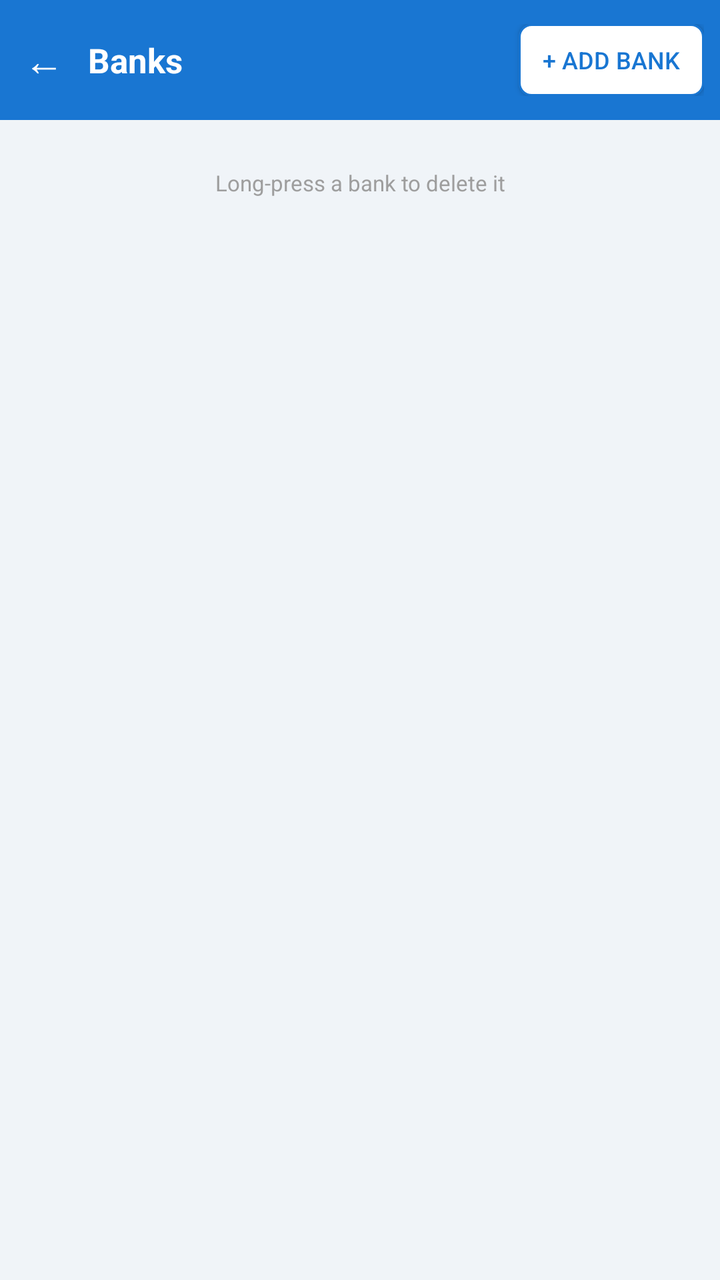
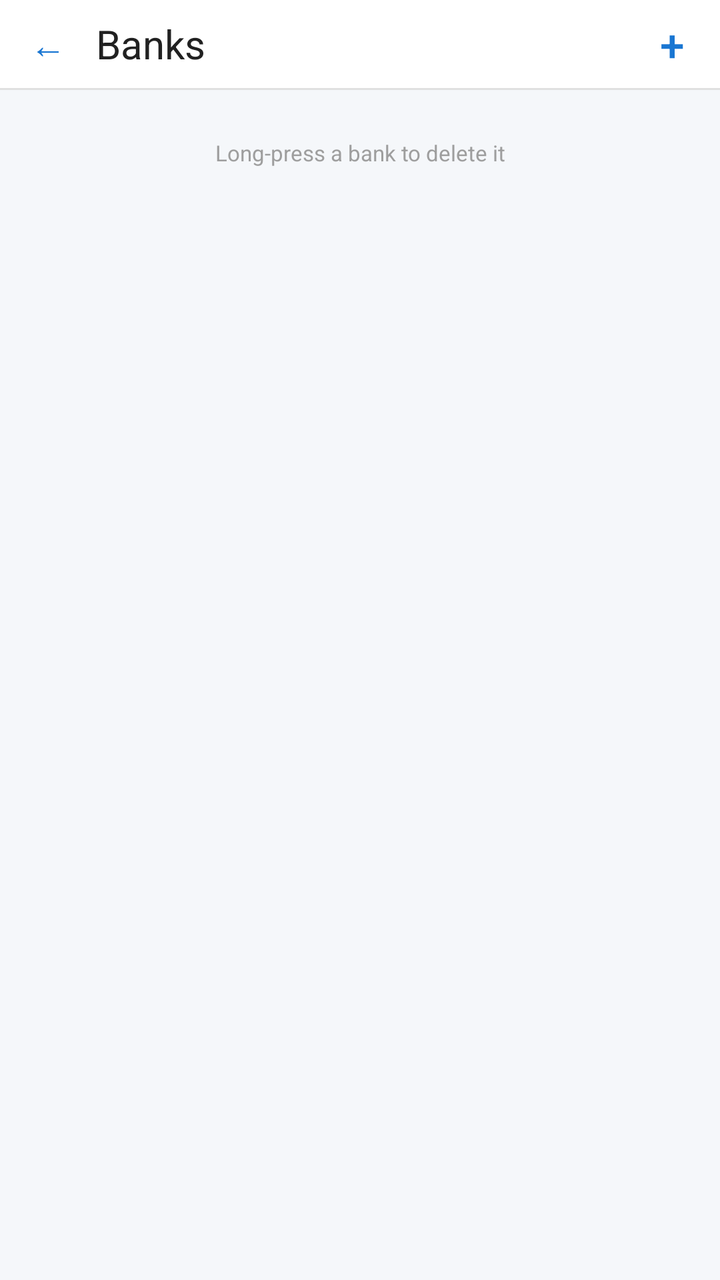

Two renders of the same Android screen: before a commit and after it. Below are the layout's source before the change and the commit's diff.
<!-- AndroidManifest.xml: activity theme android:Theme.Material.Light.NoActionBar -->
<!-- res/layout/activity_bank_list.xml -->
<?xml version="1.0" encoding="utf-8"?>
<LinearLayout xmlns:android="http://schemas.android.com/apk/res/android"
    android:layout_width="match_parent"
    android:layout_height="match_parent"
    android:orientation="vertical"
    android:background="#F0F4F8">

    <LinearLayout
        android:layout_width="match_parent"
        android:layout_height="wrap_content"
        android:orientation="horizontal"
        android:background="#1976D2"
        android:gravity="center_vertical"
        android:paddingLeft="8dp"
        android:paddingRight="8dp"
        android:paddingTop="12dp"
        android:paddingBottom="12dp">

        <TextView
            android:id="@+id/btnBack"
            android:layout_width="wrap_content"
            android:layout_height="wrap_content"
            android:text="←"
            android:textColor="#FFFFFF"
            android:textSize="20sp"
            android:paddingLeft="4dp"
            android:paddingRight="12dp" />

        <TextView
            android:layout_width="0dp"
            android:layout_height="wrap_content"
            android:layout_weight="1"
            android:text="@string/title_banks"
            android:textColor="#FFFFFF"
            android:textSize="17sp"
            android:textStyle="bold" />

        <Button
            android:id="@+id/btnAddBank"
            android:layout_width="wrap_content"
            android:layout_height="36dp"
            android:text="@string/btn_add_bank"
            android:textColor="#1976D2"
            android:textSize="12sp"
            android:background="@drawable/bg_button_secondary"
            android:paddingLeft="12dp"
            android:paddingRight="12dp" />

    </LinearLayout>

    <ScrollView
        android:layout_width="match_parent"
        android:layout_height="match_parent">

        <LinearLayout
            android:layout_width="match_parent"
            android:layout_height="wrap_content"
            android:orientation="vertical"
            android:paddingLeft="12dp"
            android:paddingRight="12dp"
            android:paddingTop="12dp"
            android:paddingBottom="32dp">

            <TextView
                android:id="@+id/tvBanksEmpty"
                android:layout_width="match_parent"
                android:layout_height="wrap_content"
                android:text="@string/banks_empty"
                android:textColor="#9E9E9E"
                android:textSize="13sp"
                android:gravity="center"
                android:paddingTop="32dp"
                android:visibility="gone" />

            <LinearLayout
                android:id="@+id/containerBanks"
                android:layout_width="match_parent"
                android:layout_height="wrap_content"
                android:orientation="vertical" />

            <TextView
                android:layout_width="match_parent"
                android:layout_height="wrap_content"
                android:layout_marginTop="12dp"
                android:text="Long-press a bank to delete it"
                android:textColor="#9E9E9E"
                android:textSize="11sp"
                android:gravity="center" />

        </LinearLayout>
    </ScrollView>

</LinearLayout>
<!-- resources referenced by this layout -->
<resources>
  <!-- drawable bg_button_secondary (drawable) -->
  <?xml version="1.0" encoding="utf-8"?>
  <ripple xmlns:android="http://schemas.android.com/apk/res/android"
      android:color="#BBDEFB">
      <item>
          <shape android:shape="rectangle">
              <solid android:color="#FFFFFF" />
              <corners android:radius="6dp" />
              <stroke android:width="1dp" android:color="#1976D2" />
          </shape>
      </item>
  </ripple>
  <string name="banks_empty">No banks configured yet.\nTap + Add to create one.</string>
  <string name="btn_add_bank">+ Add Bank</string>
  <string name="title_banks">Banks</string>
</resources>

<!-- the commit's change to res/layout/activity_bank_list.xml (unified diff, before → after) -->
@@ -3,50 +3,52 @@
     android:layout_width="match_parent"
     android:layout_height="match_parent"
     android:orientation="vertical"
-    android:background="#F0F4F8">
+    android:background="@color/landingBackground">
 
+    
     <LinearLayout
         android:layout_width="match_parent"
-        android:layout_height="wrap_content"
+        android:layout_height="44dp"
         android:orientation="horizontal"
-        android:background="#1976D2"
         android:gravity="center_vertical"
-        android:paddingLeft="8dp"
-        android:paddingRight="8dp"
-        android:paddingTop="12dp"
-        android:paddingBottom="12dp">
-
+        android:background="@color/appBarWhite"
+        android:paddingLeft="4dp"
+        android:paddingRight="4dp">
+        <Button
+            android:id="@+id/btnBack"
+            android:layout_width="40dp"
+            android:layout_height="40dp"
+            android:text="←"
+            android:textSize="18sp"
+            android:textColor="@color/colorPrimary"
+            android:background="?android:attr/selectableItemBackgroundBorderless"
+            android:minWidth="0dp"
+            android:minHeight="0dp"
+            android:padding="0dp" />
         <TextView
-            android:id="@+id/btnBack"
-            android:layout_width="wrap_content"
-            android:layout_height="wrap_content"
-            android:text="←"
-            android:textColor="#FFFFFF"
-            android:textSize="20sp"
-            android:paddingLeft="4dp"
-            android:paddingRight="12dp" />
-
-        <TextView
+            android:id="@+id/tvTitle"
             android:layout_width="0dp"
             android:layout_height="wrap_content"
             android:layout_weight="1"
-            android:text="@string/title_banks"
-            android:textColor="#FFFFFF"
-            android:textSize="17sp"
-            android:textStyle="bold" />
+            android:text="Banks"
+            android:textColor="@color/textPrimary"
+            android:textSize="20sp"
+            android:paddingLeft="4dp" />
+        <Button
+            android:id="@+id/btnAdd"
+            android:layout_width="40dp"
+            android:layout_height="40dp"
+            android:text="+"
+            android:textSize="22sp"
+            android:textColor="@color/colorPrimary"
+            android:background="?android:attr/selectableItemBackgroundBorderless"
+            android:minWidth="0dp"
+            android:minHeight="0dp"
+            android:padding="0dp" />
+    </LinearLayout>
+    <View android:layout_width="match_parent" android:layout_height="1dp" android:background="@color/hairline" />
 
-        <Button
-            android:id="@+id/btnAddBank"
-            android:layout_width="wrap_content"
-            android:layout_height="36dp"
-            android:text="@string/btn_add_bank"
-            android:textColor="#1976D2"
-            android:textSize="12sp"
-            android:background="@drawable/bg_button_secondary"
-            android:paddingLeft="12dp"
-            android:paddingRight="12dp" />
 
-    </LinearLayout>
 
     <ScrollView
         android:layout_width="match_parent"
<!-- resource entries referenced after the edit -->
@@ -1,19 +1,10 @@
 <!-- resources referenced by this layout -->
 <resources>
-  <!-- drawable bg_button_secondary (drawable) -->
-  <?xml version="1.0" encoding="utf-8"?>
-  <ripple xmlns:android="http://schemas.android.com/apk/res/android"
-      android:color="#BBDEFB">
-      <item>
-          <shape android:shape="rectangle">
-              <solid android:color="#FFFFFF" />
-              <corners android:radius="6dp" />
-              <stroke android:width="1dp" android:color="#1976D2" />
-          </shape>
-      </item>
-  </ripple>
+  <color name="appBarWhite">#FFFFFF</color>
+  <color name="colorPrimary">#1976D2</color>
+  <color name="hairline">#E0E0E0</color>
+  <color name="landingBackground">#F5F7FA</color>
+  <color name="textPrimary">#212121</color>
   <string name="banks_empty">No banks configured yet.\nTap + Add to create one.</string>
-  <string name="btn_add_bank">+ Add Bank</string>
-  <string name="title_banks">Banks</string>
 </resources>
 
